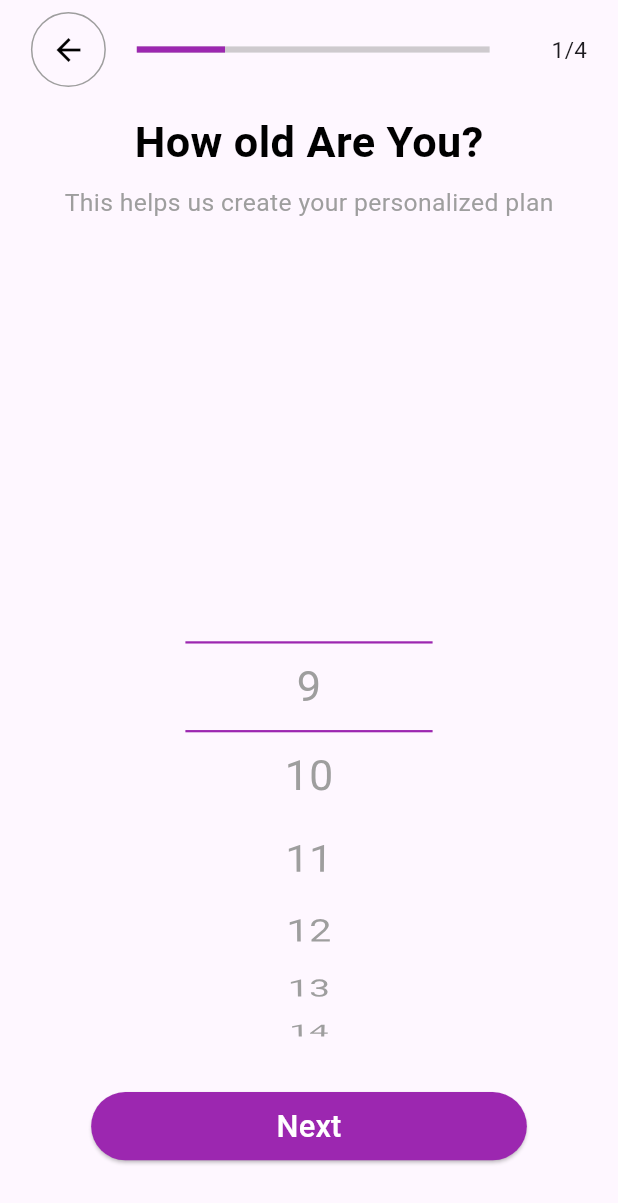
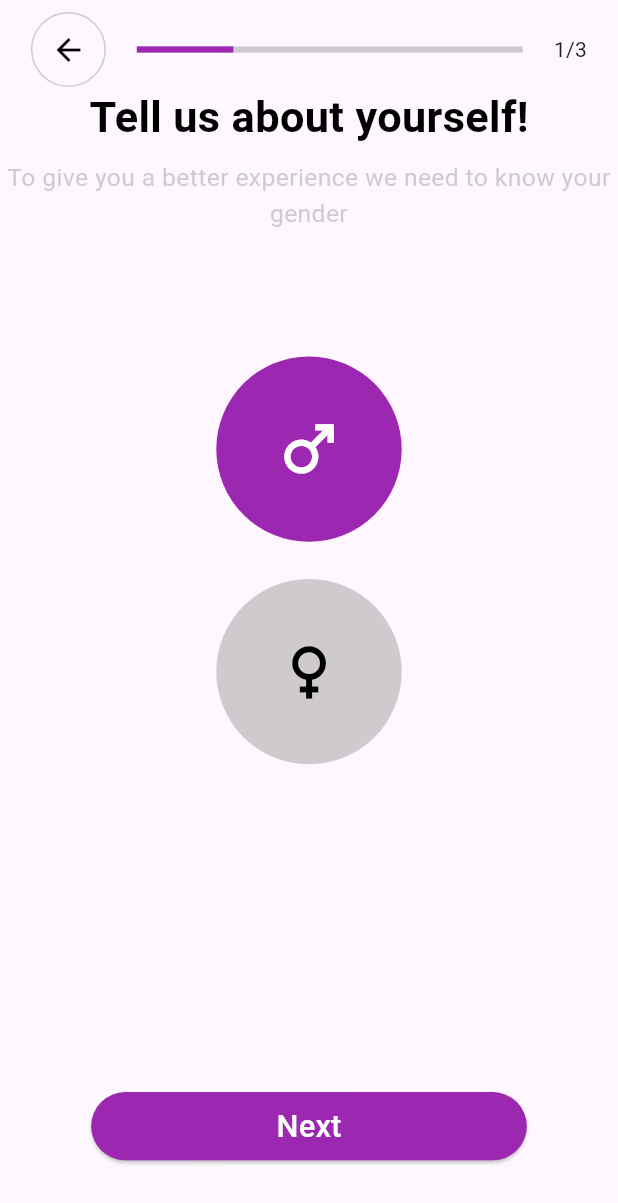
Before and after one commit to youssefalaa10/PureFit, a Flutter app: the screen it shows after launch, on a phone screen of 412 x 824 dp. Shown: the top 1203 px of the screen. Run offline on Flutter 3.47's test engine with Material 3 defaults, Android fonts, the phone set to English and light mode, and no system bars; our stand-ins replace shared_preferences, sqflite; accounts and stored records are empty.

Commit message:
feat: :sparkles: build UserGenderScreen UI

```diff
--- a/lib/Core/LocalDB/TrackStepsDB.dart
+++ b/lib/Core/LocalDB/track_steps_db.dart
@@ -1,7 +1,8 @@
 import 'dart:async';
-import 'package:fitpro/Features/TrackSteps/Data/Model/TrackStepsModel.dart';
 import 'package:path/path.dart';
 import 'package:sqflite/sqflite.dart';
+
+import '../../Features/TrackSteps/Data/Model/track_steps_model.dart';
 
 class TrackStepsDB {
   static Database? _db;
--- a/lib/Core/Routing/App_Router.dart
+++ b/lib/Core/Routing/App_Router.dart
@@ -1,9 +1,10 @@
 import 'package:fitpro/Core/Shared/Routes.dart';
 import 'package:fitpro/Features/Home/home_screen.dart';
-import 'package:fitpro/Features/TrackSteps/Ui/TrackStepsScreen.dart';
 import 'package:flutter/material.dart';
 
+import '../../Features/TrackSteps/Ui/track_steps_screen.dart';
 import '../../Features/UserInfo/UI/user_age_screen.dart';
+import '../../Features/UserInfo/UI/user_gender_screen.dart';
 
 class AppRouter {
   Route generateRoute(RouteSettings settings) {
@@ -11,9 +12,11 @@ class AppRouter {
       case Routes.homeScreen:
         return MaterialPageRoute(builder: (_) => const HomeScreen());
       case Routes.trackStepsScreen:
-        return MaterialPageRoute(builder: (_) => const TrackstepsScreen());
+        return MaterialPageRoute(builder: (_) => const TrackStepsScreen());
+      case Routes.userGenderScreen:
+        return MaterialPageRoute(builder: (_) => const UserGenderScreen());
       case Routes.userAgeScreen:
-        return MaterialPageRoute(builder: (_) =>  UserAgeScreen());
+        return MaterialPageRoute(builder: (_) => const UserAgeScreen());
       default:
         return MaterialPageRoute(
             builder: (_) => const Scaffold(
--- a/lib/Core/Shared/Routes.dart
+++ b/lib/Core/Shared/Routes.dart
@@ -2,4 +2,5 @@ class Routes {
   static const String homeScreen = "/homeScreen";
   static const String trackStepsScreen = "/trackStepsScreen";
   static const String userAgeScreen = "/userAgeScreen";
+  static const String userGenderScreen = "/userGenderScreen";
 }
--- a/lib/Core/Shared/app_string.dart
+++ b/lib/Core/Shared/app_string.dart
@@ -1,7 +1,14 @@
 class AppString{
+  // UserAgeScreen ---------------------------------------------------
   static String howOldAreYou="How old Are You?" ;
   static String helpUsCreateYourPersonalizedPlan="This helps us create your personalized plan" ;
   static String next="Next" ;
+  // UserGenderScreen
+  static String tellUsAboutYourself ="Tell us about yourself!";
+  static String tellYourGender="To give you a better experience we need to know your gender";
+  static String male="Male";
+  static String female="Female";
+
 
 
 }
--- a/lib/Features/TrackSteps/Data/Repository/TrackStepsRepo.dart
+++ b/lib/Features/TrackSteps/Data/Repository/track_steps_repo.dart
@@ -1,4 +1,4 @@
-import 'package:fitpro/Core/LocalDB/TrackStepsDB.dart';
+import 'package:fitpro/Core/LocalDB/track_steps_db.dart';
 
 class Trackstepsrepo {
   final TrackStepsDB _trackStepsDB;
--- a/lib/Features/TrackSteps/Ui/TrackStepsScreen.dart
+++ b/lib/Features/TrackSteps/Ui/track_steps_screen.dart
@@ -1,7 +1,7 @@
 import 'package:flutter/material.dart';
 
-class TrackstepsScreen extends StatelessWidget {
-  const TrackstepsScreen({super.key});
+class TrackStepsScreen extends StatelessWidget {
+  const TrackStepsScreen({super.key});
 
   @override
   Widget build(BuildContext context) {
--- a/lib/Features/UserInfo/UI/user_age_screen.dart
+++ b/lib/Features/UserInfo/UI/user_age_screen.dart
@@ -40,7 +40,7 @@ class UserAgeScreenState extends State<UserAgeScreen> {
                       child: IconButton(
                         icon: const Icon(Icons.arrow_back, color: Colors.black),
                         onPressed: () {
-                          // Handle back button
+                          Navigator.pop(context);
                         },
                       ),
                     ),
@@ -49,7 +49,7 @@ class UserAgeScreenState extends State<UserAgeScreen> {
                       child: Padding(
                         padding: EdgeInsets.only(right: screenWidth * 0.05),
                         child: LinearProgressIndicator(
-                          value: 0.25, // 1/4 progress as per your image
+                          value: 0.5, // 2/3 progress as per your image
                           backgroundColor:
                               ColorManager.greyColor.withOpacity(.5),
                           valueColor: AlwaysStoppedAnimation<Color>(
@@ -60,7 +60,7 @@ class UserAgeScreenState extends State<UserAgeScreen> {
                     ),
                     SizedBox(width: screenWidth * 0.05),
                     const Text(
-                      '1/4',
+                      '2/3',
                       style: TextStyle(
                         fontSize: 15,
                       ),
--- /dev/null
+++ b/lib/Features/UserInfo/UI/user_gender_screen.dart
@@ -0,0 +1,202 @@
+import 'package:fitpro/Core/Shared/app_string.dart';
+import 'package:flutter/material.dart';
+
+import '../../../Core/Shared/app_colors.dart';
+import '../../../Core/Shared/routes.dart';
+
+class UserGenderScreen extends StatefulWidget {
+  const UserGenderScreen({super.key});
+
+  @override
+  UserGenderScreenState createState() => UserGenderScreenState();
+}
+
+class UserGenderScreenState extends State<UserGenderScreen> {
+  String selectedGender = AppString.male; // Default selection
+
+  @override
+  Widget build(BuildContext context) {
+    final screenHeight = MediaQuery.of(context).size.height;
+    final screenWidth = MediaQuery.of(context).size.width;
+
+    return Scaffold(
+      body: SafeArea(
+        child: Padding(
+          padding: const EdgeInsets.symmetric(vertical: 8.0),
+          child: Column(
+            crossAxisAlignment: CrossAxisAlignment.center,
+            children: [
+              // Section 1: Progress Bar with Back Button and Step Indicator
+              _buildHeaderSection(screenHeight, screenWidth),
+
+              // Section 2: Title and Subtitle
+              _buildTitleSection(screenHeight),
+
+              SizedBox(height: screenHeight * 0.1),
+
+              // Section 3: Gender Selection Buttons
+              _buildGenderSelectionSection(screenHeight, screenWidth),
+
+              // Spacer to push "Next" button to bottom
+              const Spacer(),
+
+              // Section 4: Next Button
+              _buildNextButton(screenHeight, screenWidth),
+            ],
+          ),
+        ),
+      ),
+    );
+  }
+
+  // Section 1: Header with Back Button, Progress Bar, and Step Indicator
+  Widget _buildHeaderSection(double screenHeight, double screenWidth) {
+    return Padding(
+      padding: EdgeInsets.symmetric(horizontal: screenWidth * 0.05),
+      child: Row(
+        mainAxisAlignment: MainAxisAlignment.spaceBetween,
+        children: [
+          // Back button
+          Container(
+            decoration: BoxDecoration(
+              border: Border.all(color: ColorManager.greyColor.withOpacity( 0.5)),
+              borderRadius: BorderRadius.circular(50),
+            ),
+            child: IconButton(
+              icon: const Icon(Icons.arrow_back, color: Colors.black),
+              onPressed: () {
+                // Handle back button action
+              },
+            ),
+          ),
+          // Progress indicator
+          Expanded(
+            child: Padding(
+              padding: EdgeInsets.symmetric(horizontal: screenWidth * 0.05),
+              child: LinearProgressIndicator(
+                value: 0.25,
+                backgroundColor: ColorManager.greyColor.withOpacity( 0.5).withOpacity(.5),
+                valueColor:  AlwaysStoppedAnimation<Color>(ColorManager.primaryColor),
+                minHeight: screenHeight * 0.005,
+              ),
+            ),
+          ),
+          // Step indicator
+          const Text('1/3'),
+        ],
+      ),
+    );
+  }
+
+  // Section 2: Title and Subtitle
+  Widget _buildTitleSection(double screenHeight) {
+    return Column(
+      children: [
+        Text(
+          AppString.tellUsAboutYourself,
+          style: TextStyle(
+            fontSize: screenHeight * 0.035,
+            fontWeight: FontWeight.bold,
+            color: Colors.black,
+          ),
+        ),
+        SizedBox(height: screenHeight * 0.01),
+        Text(
+          AppString.tellYourGender,
+          textAlign: TextAlign.center,
+          style: TextStyle(
+            fontSize: screenHeight * 0.02,
+            color: ColorManager.greyColor.withOpacity( 0.5),
+          ),
+        ),
+      ],
+    );
+  }
+
+  // Section 3: Gender Selection (Male/AppString.female) buttons
+  Widget _buildGenderSelectionSection(double screenHeight, double screenWidth) {
+    return Center(
+      child: Column(
+        children: [
+          // Male button
+          GestureDetector(
+            onTap: () {
+              setState(() {
+                selectedGender = AppString.male;
+              });
+            },
+            child: Container(
+              height: screenHeight * 0.15,
+              width: screenHeight * 0.15,
+              decoration: BoxDecoration(
+                shape: BoxShape.circle,
+                color:
+                    selectedGender == AppString.male ? ColorManager.primaryColor : ColorManager.greyColor.withOpacity( 0.5),
+              ),
+              child: Icon(
+                Icons.male,
+                size: screenHeight * 0.06,
+                color: selectedGender == AppString.male ? Colors.white : Colors.black,
+              ),
+            ),
+          ),
+          SizedBox(height: screenHeight * 0.03),
+
+          // AppString.female button
+          GestureDetector(
+            onTap: () {
+              setState(() {
+                selectedGender = AppString.female;
+              });
+            },
+            child: Container(
+              height: screenHeight * 0.15,
+              width: screenHeight * 0.15,
+              decoration: BoxDecoration(
+                shape: BoxShape.circle,
+                color: selectedGender == AppString.female
+                    ? ColorManager.primaryColor
+                    : ColorManager.greyColor.withOpacity( 0.5),
+              ),
+              child: Icon(
+                Icons.female,
+                size: screenHeight * 0.06,
+                color: selectedGender == AppString.female? Colors.white : Colors.black,
+              ),
+            ),
+          ),
+        ],
+      ),
+    );
+  }
+
+  // Section 4: Next Button
+  Widget _buildNextButton(double screenHeight, double screenWidth) {
+    return Padding(
+      padding: EdgeInsets.only(bottom: screenHeight * 0.05),
+      child: ElevatedButton(
+        onPressed: () {
+          // Navigate to the next screen
+          Navigator.pushNamed(context, Routes.userAgeScreen);
+        },
+        style: ElevatedButton.styleFrom(
+          backgroundColor: ColorManager.primaryColor,
+          padding: EdgeInsets.symmetric(
+            horizontal: screenWidth * 0.3,
+            vertical: screenHeight * 0.01,
+          ),
+          shape: RoundedRectangleBorder(
+            borderRadius: BorderRadius.circular(30),
+          ),
+        ),
+        child: Text(
+          AppString.next,
+          style: TextStyle(
+            fontSize: screenHeight * 0.025,
+            color: Colors.white,
+          ),
+        ),
+      ),
+    );
+  }
+}
--- a/lib/fitpro_app.dart
+++ b/lib/fitpro_app.dart
@@ -1,4 +1,4 @@
-import 'package:fitpro/Core/Routing/App_Router.dart';
+import 'package:fitpro/Core/Routing/app_router.dart';
 import 'package:fitpro/Core/Shared/Routes.dart';
 import 'package:flutter/material.dart';
 
@@ -10,7 +10,7 @@ class FitproApp extends StatelessWidget {
   Widget build(BuildContext context) {
     return MaterialApp(
       debugShowCheckedModeBanner: false,
-      initialRoute: Routes.userAgeScreen,
+      initialRoute: Routes.userGenderScreen,
       onGenerateRoute: appRouter.generateRoute,
     );
   }
--- a/lib/main.dart
+++ b/lib/main.dart
@@ -1,4 +1,4 @@
-import 'package:fitpro/Core/Routing/App_Router.dart';
+import 'package:fitpro/Core/Routing/app_router.dart';
 import 'package:fitpro/fitpro_app.dart';
 import 'package:flutter/material.dart';
 
```
Also changed, not shown: lib/Features/TrackSteps/Data/Model/track_steps_model.dart (renamed from lib/Features/TrackSteps/Data/Model/TrackStepsModel.dart), 1 other file.
